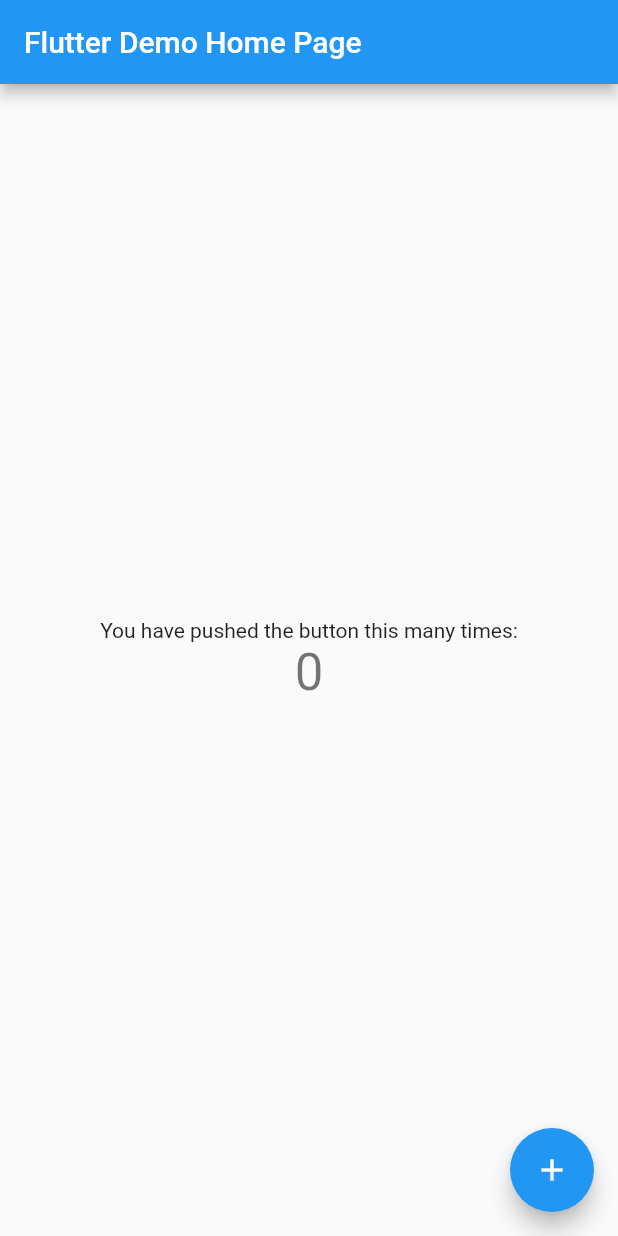
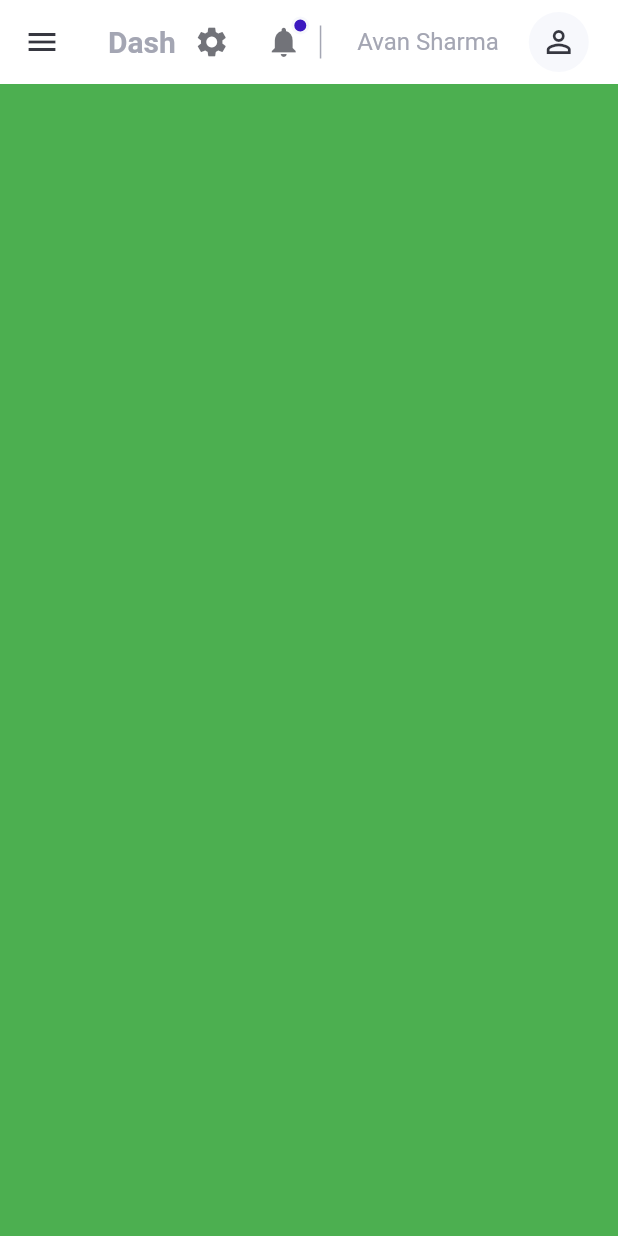
Before and after one commit to meadow-tulips/dashboard-flutter, a Flutter app: the screen it shows after launch, on a phone screen of 412 x 824 dp. Run offline on Flutter 3.47's test engine with Material 2 defaults, Android fonts, the phone set to English and light mode, and no system bars; our stand-ins replace get, google_fonts.

Commit message:
Added Basic Layout, drawer

```diff
--- /dev/null
+++ b/lib/constants/controllers.dart
@@ -0,0 +1,3 @@
+import 'package:dashboard/controllers/menu_controller.dart';
+
+MenuController menuController = MenuController.instance;
--- /dev/null
+++ b/lib/layout.dart
@@ -0,0 +1,24 @@
+import 'package:dashboard/utils/responsiveness.dart';
+import 'package:dashboard/widgets/large_screen.dart';
+import 'package:dashboard/widgets/small_screen.dart';
+import 'package:dashboard/widgets/top_nav.dart';
+import 'package:flutter/material.dart';
+
+class SiteLayout extends StatelessWidget {
+  final GlobalKey<ScaffoldState> scaffoldKey = GlobalKey();
+
+  SiteLayout({Key? key}) : super(key: key);
+
+  @override
+  Widget build(BuildContext context) {
+    return Scaffold(
+      key: scaffoldKey,
+      appBar: topNavigationBar(context, scaffoldKey),
+      body: ResponsiveWidget(
+        largeScreen: LargeScreen(),
+        smallScreen: SmallScreen(),
+      ),
+      drawer: Drawer(),
+    );
+  }
+}
--- a/lib/main.dart
+++ b/lib/main.dart
@@ -1,113 +1,37 @@
+import 'package:dashboard/controllers/menu_controller.dart';
+import 'package:dashboard/layout.dart';
 import 'package:flutter/material.dart';
+import 'package:get/route_manager.dart';
+import 'package:google_fonts/google_fonts.dart';
+import 'package:get/get.dart';
 
 void main() {
-  runApp(MyApp());
+  Get.put(MenuController());
+  runApp(MainApp());
 }
 
-class MyApp extends StatelessWidget {
-  // This widget is the root of your application.
+class MainApp extends StatelessWidget {
+  const MainApp({ Key? key }) : super(key: key);
+
   @override
   Widget build(BuildContext context) {
-    return MaterialApp(
-      title: 'Flutter Demo',
+    return GetMaterialApp(
+      debugShowCheckedModeBanner: false,
+      title: "Dashboard",
       theme: ThemeData(
-        // This is the theme of your application.
-        //
-        // Try running your application with "flutter run". You'll see the
-        // application has a blue toolbar. Then, without quitting the app, try
-        // changing the primarySwatch below to Colors.green and then invoke
-        // "hot reload" (press "r" in the console where you ran "flutter run",
-        // or simply save your changes to "hot reload" in a Flutter IDE).
-        // Notice that the counter didn't reset back to zero; the application
-        // is not restarted.
-        primarySwatch: Colors.blue,
+        scaffoldBackgroundColor: Colors.white,
+        textTheme: GoogleFonts.mulishTextTheme(
+          Theme.of(context).textTheme
+        ).apply(
+          bodyColor: Colors.black
+        ),
+        pageTransitionsTheme: PageTransitionsTheme(builders: {
+          TargetPlatform.iOS: FadeUpwardsPageTransitionsBuilder(),
+          TargetPlatform.android: FadeUpwardsPageTransitionsBuilder(),
+        }),
+        primaryColor: Colors.blue
       ),
-      home: MyHomePage(title: 'Flutter Demo Home Page'),
+      home: SiteLayout()
     );
   }
 }
-
-class MyHomePage extends StatefulWidget {
-  MyHomePage({Key? key, required this.title}) : super(key: key);
-
-  // This widget is the home page of your application. It is stateful, meaning
-  // that it has a State object (defined below) that contains fields that affect
-  // how it looks.
-
-  // This class is the configuration for the state. It holds the values (in this
-  // case the title) provided by the parent (in this case the App widget) and
-  // used by the build method of the State. Fields in a Widget subclass are
-  // always marked "final".
-
-  final String title;
-
-  @override
-  _MyHomePageState createState() => _MyHomePageState();
-}
-
-class _MyHomePageState extends State<MyHomePage> {
-  int _counter = 0;
-
-  void _incrementCounter() {
-    setState(() {
-      // This call to setState tells the Flutter framework that something has
-      // changed in this State, which causes it to rerun the build method below
-      // so that the display can reflect the updated values. If we changed
-      // _counter without calling setState(), then the build method would not be
-      // called again, and so nothing would appear to happen.
-      _counter++;
-    });
-  }
-
-  @override
-  Widget build(BuildContext context) {
-    // This method is rerun every time setState is called, for instance as done
-    // by the _incrementCounter method above.
-    //
-    // The Flutter framework has been optimized to make rerunning build methods
-    // fast, so that you can just rebuild anything that needs updating rather
-    // than having to individually change instances of widgets.
-    return Scaffold(
-      appBar: AppBar(
-        // Here we take the value from the MyHomePage object that was created by
-        // the App.build method, and use it to set our appbar title.
-        title: Text(widget.title),
-      ),
-      body: Center(
-        // Center is a layout widget. It takes a single child and positions it
-        // in the middle of the parent.
-        child: Column(
-          // Column is also a layout widget. It takes a list of children and
-          // arranges them vertically. By default, it sizes itself to fit its
-          // children horizontally, and tries to be as tall as its parent.
-          //
-          // Invoke "debug painting" (press "p" in the console, choose the
-          // "Toggle Debug Paint" action from the Flutter Inspector in Android
-          // Studio, or the "Toggle Debug Paint" command in Visual Studio Code)
-          // to see the wireframe for each widget.
-          //
-          // Column has various properties to control how it sizes itself and
-          // how it positions its children. Here we use mainAxisAlignment to
-          // center the children vertically; the main axis here is the vertical
-          // axis because Columns are vertical (the cross axis would be
-          // horizontal).
-          mainAxisAlignment: MainAxisAlignment.center,
-          children: <Widget>[
-            Text(
-              'You have pushed the button this many times:',
-            ),
-            Text(
-              '$_counter',
-              style: Theme.of(context).textTheme.headline4,
-            ),
-          ],
-        ),
-      ),
-      floatingActionButton: FloatingActionButton(
-        onPressed: _incrementCounter,
-        tooltip: 'Increment',
-        child: Icon(Icons.add),
-      ), // This trailing comma makes auto-formatting nicer for build methods.
-    );
-  }
-}
--- /dev/null
+++ b/lib/utils/responsiveness.dart
@@ -0,0 +1,52 @@
+import 'package:flutter/material.dart';
+
+const int LARGE_SCREEN_SIZE = 1366;
+const int MEDIUM_SCREEN_SIZE = 768;
+const int SMALL_SCREEN_SIZE = 350;
+const int CUSTOM_SCREEN_SIZE = 1100;
+
+class ResponsiveWidget extends StatelessWidget {
+  final Widget largeScreen;
+  final Widget? mediumScreen;
+  final Widget? smallScreen;
+
+  const ResponsiveWidget(
+      {Key? key,
+      required this.largeScreen,
+      this.mediumScreen,
+      this.smallScreen})
+      : super(key: key);
+
+
+static bool isSmallScreen(BuildContext context) {
+  return MediaQuery.of(context).size.width < MEDIUM_SCREEN_SIZE;
+}
+
+static bool isMediumScreen(BuildContext context) {
+  return MediaQuery.of(context).size.width >= MEDIUM_SCREEN_SIZE &&  MediaQuery.of(context).size.width < LARGE_SCREEN_SIZE;
+}
+
+static bool isLargeScreen(BuildContext context) {
+  return MediaQuery.of(context).size.width >= LARGE_SCREEN_SIZE;
+}
+
+static bool isCustomScreen(BuildContext context) {
+  return MediaQuery.of(context).size.width >= MEDIUM_SCREEN_SIZE &&  MediaQuery.of(context).size.width <= CUSTOM_SCREEN_SIZE;
+}
+
+
+
+  @override
+  Widget build(BuildContext context) {
+    return LayoutBuilder(builder: (context, contraints) {
+      double _width = contraints.maxWidth;
+      if(_width >= LARGE_SCREEN_SIZE) {
+        return largeScreen;
+      } else if(_width >= MEDIUM_SCREEN_SIZE && _width < LARGE_SCREEN_SIZE) {
+        return mediumScreen ?? largeScreen;
+      } else {
+        return smallScreen ?? largeScreen;
+      }
+    });
+  }
+}
--- /dev/null
+++ b/lib/widgets/custom_text.dart
@@ -0,0 +1,16 @@
+import 'package:flutter/material.dart';
+
+class CustomText extends StatelessWidget {
+
+  final String text;
+  final double size;
+  final Color color;
+  final FontWeight weight;
+
+  const CustomText({ Key? key, this.text = 'No Text', this.size = 16, this.color = Colors.black, this.weight = FontWeight.normal }) : super(key: key);
+
+  @override
+  Widget build(BuildContext context) {
+    return Text(text, style: TextStyle(fontSize: size, color: color, fontWeight: weight ));
+  }
+}
--- /dev/null
+++ b/lib/widgets/small_screen.dart
@@ -0,0 +1,15 @@
+import 'package:flutter/material.dart';
+
+class SmallScreen extends StatelessWidget {
+  const SmallScreen({ Key? key }) : super(key: key);
+
+  @override
+  Widget build(BuildContext context) {
+    return Container(
+
+      constraints: BoxConstraints.expand(),
+      color: Colors.green,
+
+    );
+  }
+}
--- /dev/null
+++ b/lib/widgets/top_nav.dart
@@ -0,0 +1,91 @@
+import 'package:dashboard/constants/style.dart';
+import 'package:dashboard/utils/responsiveness.dart';
+import 'package:dashboard/widgets/custom_text.dart';
+import 'package:flutter/material.dart';
+
+AppBar topNavigationBar(BuildContext context, GlobalKey<ScaffoldState> key) {
+  return AppBar(
+    leading: !ResponsiveWidget.isSmallScreen(context)
+        ? Row(
+            children: [
+              Container(
+                padding: EdgeInsets.only(left: 14),
+                child: Image.asset("assets/icons/logo.png", width: 28),
+              )
+            ],
+          )
+        : Container(
+            alignment: Alignment.center, // This is needed
+            child: IconButton(
+                onPressed: () {
+                  key.currentState!.openDrawer();
+                },
+                icon: Icon(Icons.menu))),
+    elevation: 0,
+    title: Row(
+      children: [
+        Visibility(
+            child: CustomText(
+                text: 'Dash',
+                color: lightGrey,
+                size: 20,
+                weight: FontWeight.bold)),
+        Expanded(child: Container()),
+        IconButton(
+            onPressed: () {},
+            icon: Icon(
+              Icons.settings,
+              color: dark.withOpacity(.7),
+            )),
+        Stack(
+          children: [
+            IconButton(
+                onPressed: () {},
+                icon: Icon(
+                  Icons.notifications,
+                  color: dark.withOpacity(.7),
+                )),
+            Positioned(
+                top: 7,
+                right: 7,
+                child: Container(
+                  alignment: Alignment.center,
+                  height: 12,
+                  width: 12,
+                  decoration: BoxDecoration(
+                      border: Border.all(color: light, width: 2),
+                      color: active,
+                      borderRadius: BorderRadius.circular(30)),
+                ))
+          ],
+        ),
+        Container(
+          width: 1,
+          height: 22,
+          color: lightGrey,
+        ),
+        SizedBox(
+          width: 24,
+        ),
+        CustomText(text: "Avan Sharma", color: lightGrey),
+        SizedBox(
+          width: 16,
+        ),
+        Container(
+          decoration: BoxDecoration(
+              color: Colors.white, borderRadius: BorderRadius.circular(30)),
+          child: Container(
+            padding: EdgeInsets.all(2),
+            margin: EdgeInsets.all(2),
+            child: CircleAvatar(
+              child: Icon(Icons.person_outline, color: dark),
+              backgroundColor: light,
+            ),
+          ),
+        )
+      ],
+    ),
+    backgroundColor: Colors.transparent,
+    iconTheme: IconThemeData(color: dark),
+  );
+}
```
Also changed, not shown: lib/constants/style.dart (added, +7 -0 lines), lib/controllers/menu_controller.dart (added, +54 -0 lines), lib/routing/routes.dart (added, +12 -0 lines), lib/widgets/large_screen.dart (added, +23 -0 lines), pubspec.yaml (+8 -0 lines), assets/icons/hamburger.png (added), assets/icons/logo.png (added), assets/images/error.png (added), pubspec.lock, 4 other files.
